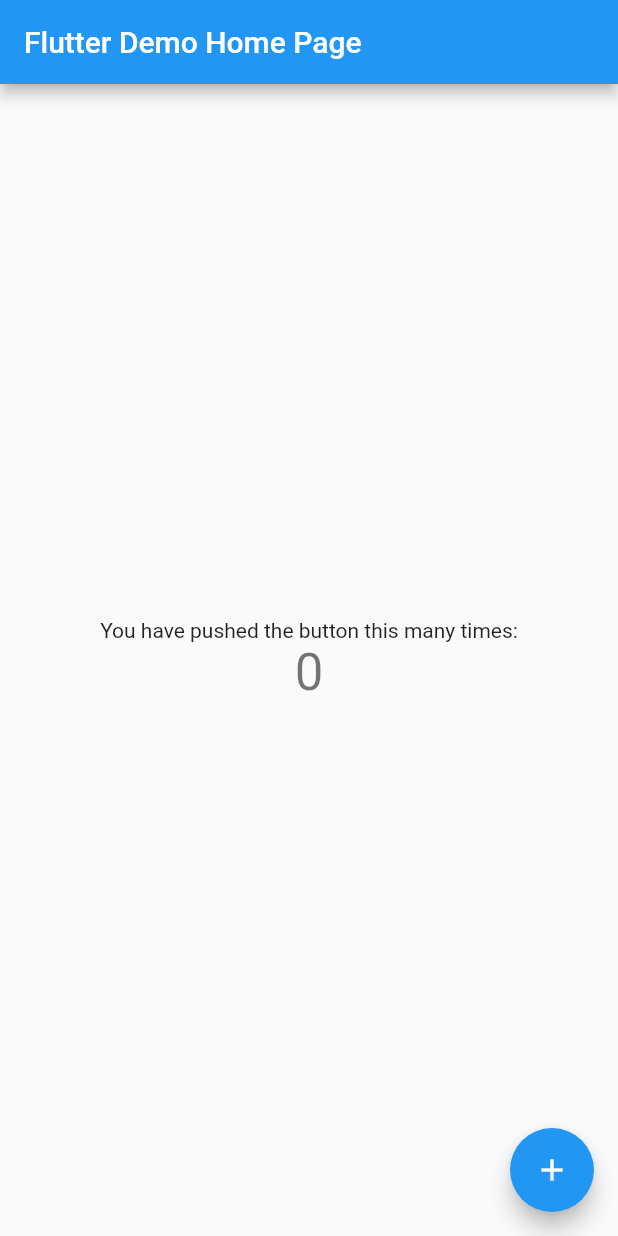
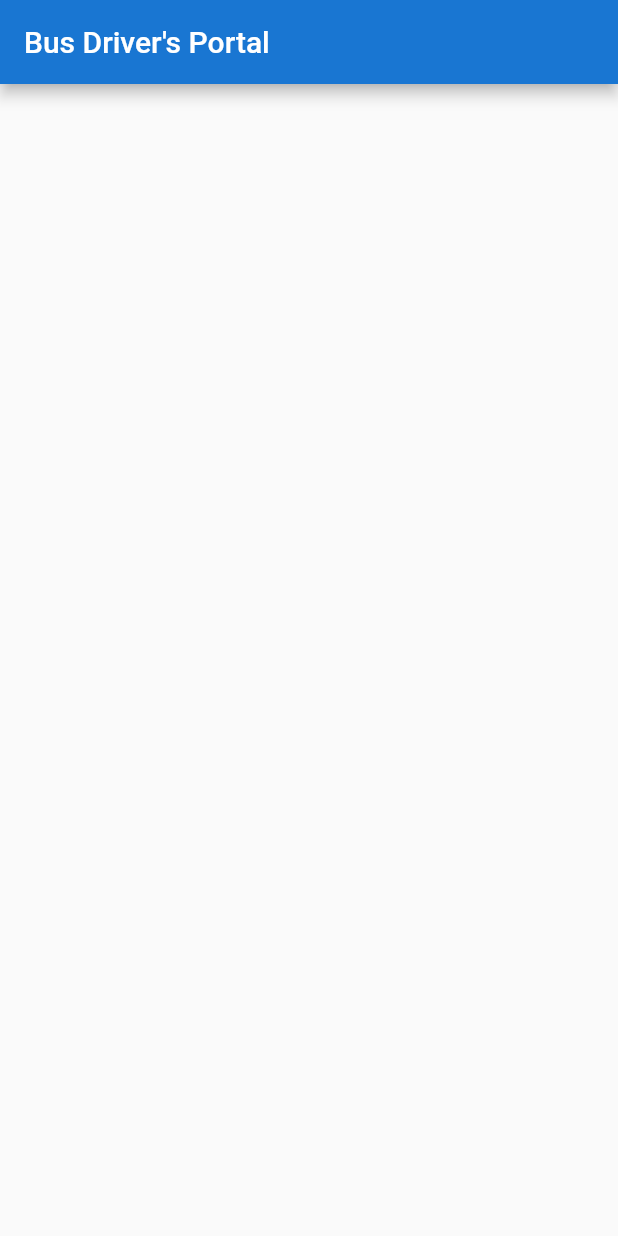
Before and after one commit to Mkrs2018/Transportation-system, a Flutter app: the screen it shows after launch, on a phone screen of 412 x 824 dp. Run offline on Flutter 3.47's test engine with Material 2 defaults, Android fonts, the phone set to English and light mode, and no system bars.

Commit message:
Added appbar

```diff
--- a/bus_driver_client/lib/main.dart
+++ b/bus_driver_client/lib/main.dart
@@ -1,109 +1,6 @@
 import 'package:flutter/material.dart';
 
-void main() => runApp(new MyApp());
+import './ui/login_form.dart';
 
-class MyApp extends StatelessWidget {
-  // This widget is the root of your application.
-  @override
-  Widget build(BuildContext context) {
-    return new MaterialApp(
-      title: 'Flutter Demo',
-      theme: new ThemeData(
-        // This is the theme of your application.
-        //
-        // Try running your application with "flutter run". You'll see the
-        // application has a blue toolbar. Then, without quitting the app, try
-        // changing the primarySwatch below to Colors.green and then invoke
-        // "hot reload" (press "r" in the console where you ran "flutter run",
-        // or press Run > Flutter Hot Reload in IntelliJ). Notice that the
-        // counter didn't reset back to zero; the application is not restarted.
-        primarySwatch: Colors.blue,
-      ),
-      home: new MyHomePage(title: 'Flutter Demo Home Page'),
-    );
-  }
-}
-
-class MyHomePage extends StatefulWidget {
-  MyHomePage({Key key, this.title}) : super(key: key);
-
-  // This widget is the home page of your application. It is stateful, meaning
-  // that it has a State object (defined below) that contains fields that affect
-  // how it looks.
-
-  // This class is the configuration for the state. It holds the values (in this
-  // case the title) provided by the parent (in this case the App widget) and
-  // used by the build method of the State. Fields in a Widget subclass are
-  // always marked "final".
-
-  final String title;
-
-  @override
-  _MyHomePageState createState() => new _MyHomePageState();
-}
-
-class _MyHomePageState extends State<MyHomePage> {
-  int _counter = 0;
-
-  void _incrementCounter() {
-    setState(() {
-      // This call to setState tells the Flutter framework that something has
-      // changed in this State, which causes it to rerun the build method below
-      // so that the display can reflect the updated values. If we changed
-      // _counter without calling setState(), then the build method would not be
-      // called again, and so nothing would appear to happen.
-      _counter++;
-    });
-  }
-
-  @override
-  Widget build(BuildContext context) {
-    // This method is rerun every time setState is called, for instance as done
-    // by the _incrementCounter method above.
-    //
-    // The Flutter framework has been optimized to make rerunning build methods
-    // fast, so that you can just rebuild anything that needs updating rather
-    // than having to individually change instances of widgets.
-    return new Scaffold(
-      appBar: new AppBar(
-        // Here we take the value from the MyHomePage object that was created by
-        // the App.build method, and use it to set our appbar title.
-        title: new Text(widget.title),
-      ),
-      body: new Center(
-        // Center is a layout widget. It takes a single child and positions it
-        // in the middle of the parent.
-        child: new Column(
-          // Column is also layout widget. It takes a list of children and
-          // arranges them vertically. By default, it sizes itself to fit its
-          // children horizontally, and tries to be as tall as its parent.
-          //
-          // Invoke "debug paint" (press "p" in the console where you ran
-          // "flutter run", or select "Toggle Debug Paint" from the Flutter tool
-          // window in IntelliJ) to see the wireframe for each widget.
-          //
-          // Column has various properties to control how it sizes itself and
-          // how it positions its children. Here we use mainAxisAlignment to
-          // center the children vertically; the main axis here is the vertical
-          // axis because Columns are vertical (the cross axis would be
-          // horizontal).
-          mainAxisAlignment: MainAxisAlignment.center,
-          children: <Widget>[
-            new Text(
-              'You have pushed the button this many times:',
-            ),
-            new Text(
-              '$_counter',
-              style: Theme.of(context).textTheme.display1,
-            ),
-          ],
-        ),
-      ),
-      floatingActionButton: new FloatingActionButton(
-        onPressed: _incrementCounter,
-        tooltip: 'Increment',
-        child: new Icon(Icons.add),
-      ), // This trailing comma makes auto-formatting nicer for build methods.
-    );
-  }
-}
+void main() => runApp(
+    new MaterialApp(title: "Mozilla regional sprint", home: LoginForm()));
--- /dev/null
+++ b/bus_driver_client/lib/ui/login_form.dart
@@ -0,0 +1,15 @@
+import 'package:flutter/material.dart';
+
+class LoginForm extends StatelessWidget {
+  @override
+  Widget build(BuildContext context) {
+    return new Scaffold(
+      appBar: AppBar(
+        backgroundColor: Colors.blue.shade700,
+        title: new Text(
+          "Bus Driver's Portal"
+        )
+      ),
+    );
+  }
+}
```
Also changed, not shown: 1 other file.
